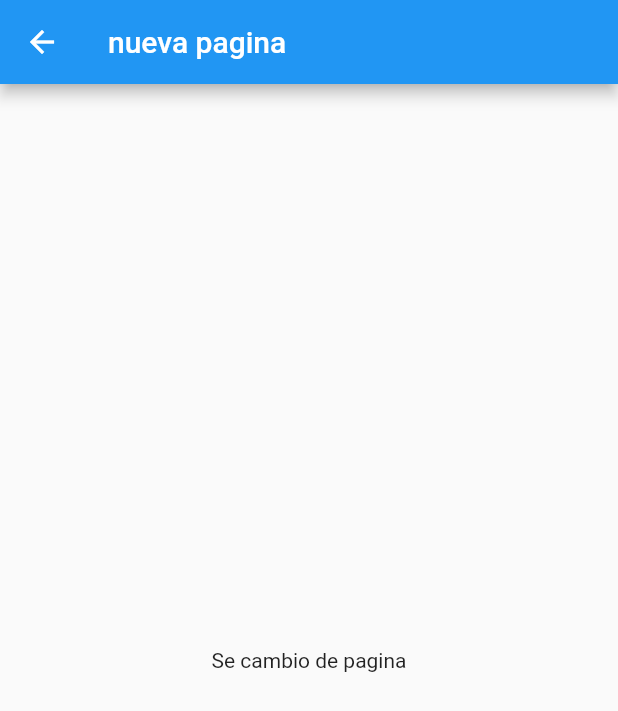
After one commit to Racso1624/AlChilazo, a Flutter app: the pantalla_prueba screen opened directly, on a phone screen of 412 x 824 dp. The commit adds this screen. Shown: the top 711 px of the screen. Run offline on Flutter 3.47's test engine with Material 2 defaults, Android fonts, the phone set to English and light mode, and no system bars.

Commit message:
Trabajando para relizar el viaje a otra pagina

```diff
--- /dev/null
+++ b/al_chilazo/lib/pantalla_prueba.dart
@@ -0,0 +1,19 @@
+import 'package:flutter/material.dart';
+
+class pantalla_prueba extends StatelessWidget {
+  @override
+  Widget build(BuildContext context) {
+    return Scaffold(
+      appBar: AppBar(
+        title: Text(
+          'nueva pagina',
+        ),
+      ),
+      body: Center(
+        child: Text(
+          'Se cambio de pagina',
+        ),
+      ),
+    );
+  }
+}
```
Also changed, not shown: al_chilazo/lib/boton_servicio.dart (added, +23 -0 lines), al_chilazo/lib/main.dart (+3 -75 lines), al_chilazo/lib/pantalla_home.dart (added, +91 -0 lines).
